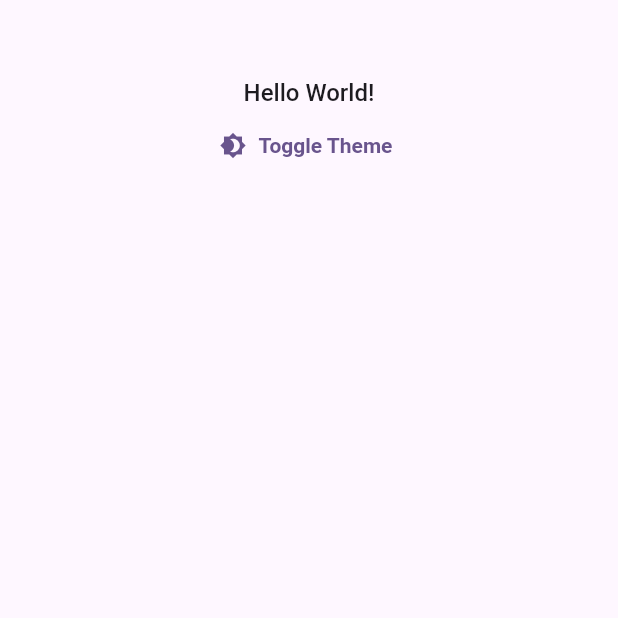
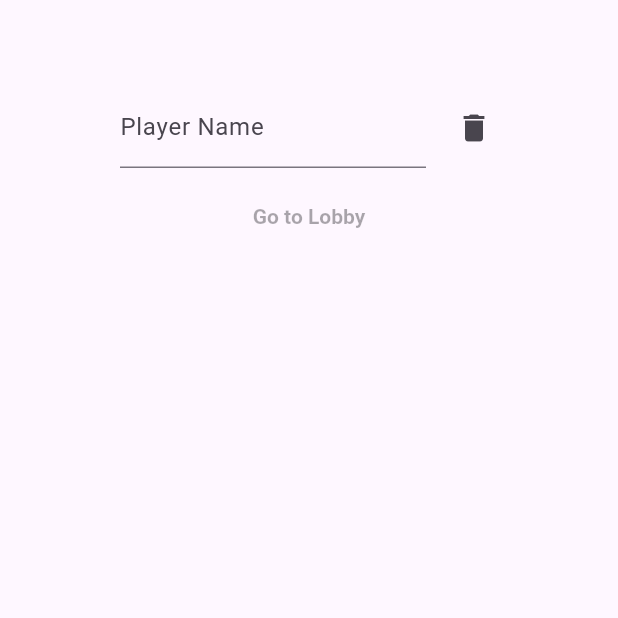
Before and after one commit to GrrravityBusiness/tictactoe, a Flutter app: the screen it shows after launch, on a phone screen of 412 x 824 dp, the top half of it. Run offline on Flutter 3.47's test engine with Material 3 defaults, Android fonts, the phone set to English and light mode, and no system bars; our stand-ins replace bloc, dartz, flutter_bloc, freezed_annotation, get_it, go_router and 1 more; Roboto replaces fonts that are missing (Tilt Neon).

Commit message:
Starting with onboarding feature

```diff
--- /dev/null
+++ b/lib/1-features/0-onboarding/data/dto/player_dto.dart
@@ -0,0 +1,24 @@
+import 'package:freezed_annotation/freezed_annotation.dart';
+import 'package:tictactoe/1-features/0-onboarding/domain/entities/player.dart';
+
+part 'player_dto.freezed.dart';
+part 'player_dto.g.dart';
+
+@freezed
+abstract class PlayerDTO with _$PlayerDTO {
+  const factory PlayerDTO({
+    required String name,
+  }) = _PlayerDTO;
+  const PlayerDTO._();
+
+  factory PlayerDTO.fromJson(Map<String, dynamic> json) =>
+      _$PlayerDTOFromJson(json);
+}
+
+extension OnPlayerDTO on PlayerDTO {
+  Player get toEntity => Player(name: name);
+}
+
+extension OnPlayer on Player {
+  PlayerDTO get toDTO => PlayerDTO(name: name);
+}
--- /dev/null
+++ b/lib/1-features/0-onboarding/domain/entities/player.dart
@@ -0,0 +1,11 @@
+import 'package:freezed_annotation/freezed_annotation.dart';
+
+part 'player.freezed.dart';
+
+@freezed
+abstract class Player with _$Player {
+  const factory Player({
+    required String name,
+  }) = _Player;
+  const Player._();
+}
--- /dev/null
+++ b/lib/1-features/0-onboarding/domain/repositories/player_repository.dart
@@ -0,0 +1,9 @@
+import 'package:dartz/dartz.dart';
+import 'package:tictactoe/1-features/0-onboarding/domain/entities/player.dart';
+import 'package:tictactoe/core/utils/failures.dart';
+
+abstract class PlayerRepository {
+  Future<Either<Failure, bool>> savePlayer({required Player player});
+  Player? loadPlayer();
+  Future<Either<Failure, bool>> deletePlayer();
+}
--- /dev/null
+++ b/lib/1-features/0-onboarding/domain/usecases/player_usecase.dart
@@ -0,0 +1,36 @@
+import 'package:tictactoe/1-features/0-onboarding/domain/entities/player.dart';
+import 'package:tictactoe/1-features/0-onboarding/domain/repositories/player_repository.dart';
+
+class PlayerUseCase {
+  PlayerUseCase({
+    required PlayerRepository playerRepository,
+  }) : _playerRepository = playerRepository;
+
+  final PlayerRepository _playerRepository;
+
+  Future<bool> savePlayer({required String name}) async {
+    final player = await _playerRepository.savePlayer(
+      player: Player(name: name),
+    );
+    return player.fold(
+      // Note: out of simplicity, we return false on failure but we could
+      // handle it differently if needed
+      (failure) => false,
+      (success) => success,
+    );
+  }
+
+  Player? loadPlayer() {
+    return _playerRepository.loadPlayer();
+  }
+
+  Future<bool> deletePlayer() async {
+    final result = await _playerRepository.deletePlayer();
+    return result.fold(
+      // Note: out of simplicity, we return false on failure but we could
+      // handle it differently if needed
+      (failure) => false,
+      (success) => success,
+    );
+  }
+}
--- /dev/null
+++ b/lib/1-features/0-onboarding/presentation/cubit/player_cubit.dart
@@ -0,0 +1,44 @@
+import 'package:bloc/bloc.dart';
+import 'package:tictactoe/1-features/0-onboarding/domain/entities/player.dart';
+import 'package:tictactoe/1-features/0-onboarding/domain/usecases/player_usecase.dart';
+import 'package:tictactoe/1-features/0-onboarding/presentation/cubit/player_state.dart';
+
+class PlayerController extends Cubit<PlayerState> {
+  PlayerController({
+    required PlayerUseCase playerUseCase,
+  }) : _playerUseCase = playerUseCase,
+       super(
+         PlayerState.initial(),
+       ) {
+    loadPlayer();
+  }
+
+  final PlayerUseCase _playerUseCase;
+
+  Future<bool> savePlayer() async {
+    if (state.player == null) {
+      return false;
+    }
+    final name = state.player!.name;
+    final result = await _playerUseCase.savePlayer(name: name);
+    return result;
+  }
+
+  void setPlayer({required String name}) {
+    final player = Player(name: name);
+    emit(state.copyWith(player: player));
+  }
+
+  void loadPlayer() {
+    final player = _playerUseCase.loadPlayer();
+    emit(state.copyWith(player: player));
+  }
+
+  Future<bool> deletePlayer() async {
+    final result = await _playerUseCase.deletePlayer();
+    if (result) {
+      emit(PlayerState.initial());
+    }
+    return result;
+  }
+}
--- /dev/null
+++ b/lib/1-features/0-onboarding/presentation/cubit/player_state.dart
@@ -0,0 +1,15 @@
+import 'package:freezed_annotation/freezed_annotation.dart';
+import 'package:tictactoe/1-features/0-onboarding/domain/entities/player.dart';
+
+part 'player_state.freezed.dart';
+
+@freezed
+abstract class PlayerState with _$PlayerState {
+  const factory PlayerState({
+    required Player? player,
+  }) = _PlayerState;
+
+  factory PlayerState.initial() => const PlayerState(player: null);
+
+  const PlayerState._();
+}
--- /dev/null
+++ b/lib/1-features/0-onboarding/presentation/onboarding_page.dart
@@ -0,0 +1,24 @@
+import 'package:flutter/material.dart';
+import 'package:tictactoe/1-features/0-onboarding/presentation/widget/player_form.dart';
+import 'package:tictactoe/1-features/0-onboarding/presentation/widget/validate_onboarding_button.dart';
+
+class OnboardingPage extends StatelessWidget {
+  const OnboardingPage({super.key});
+
+  @override
+  Widget build(BuildContext context) {
+    return const Scaffold(
+      body: Padding(
+        padding: EdgeInsets.only(top: 50),
+        child: Center(
+          child: Column(
+            children: [
+              PlayerForm(),
+              ValidateOnboardingButton(),
+            ],
+          ),
+        ),
+      ),
+    );
+  }
+}
--- /dev/null
+++ b/lib/1-features/0-onboarding/presentation/widget/player_form.dart
@@ -0,0 +1,37 @@
+import 'package:flutter/material.dart';
+import 'package:flutter_bloc/flutter_bloc.dart';
+import 'package:tictactoe/1-features/0-onboarding/presentation/cubit/player_cubit.dart';
+import 'package:tictactoe/1-features/0-onboarding/presentation/cubit/player_state.dart';
+import 'package:tictactoe/core/services/theme/domain/entities/theme_ext.dart';
+
+class PlayerForm extends StatelessWidget {
+  const PlayerForm({super.key});
+
+  @override
+  Widget build(BuildContext context) {
+    return BlocBuilder<PlayerController, PlayerState>(
+      builder: (context, state) {
+        return Row(
+          mainAxisAlignment: .center,
+          children: [
+            Container(
+              width: 220,
+              height: 70,
+              padding: EdgeInsets.all(context.dsTokens.spacing.medium),
+              child: TextFormField(
+                decoration: const InputDecoration(labelText: 'Player Name'),
+                initialValue: state.player?.name ?? '',
+                onFieldSubmitted: (value) =>
+                    context.read<PlayerController>().setPlayer(name: value),
+              ),
+            ),
+            IconButton(
+              onPressed: context.read<PlayerController>().deletePlayer,
+              icon: const Icon(Icons.delete),
+            ),
+          ],
+        );
+      },
+    );
+  }
+}
--- /dev/null
+++ b/lib/1-features/0-onboarding/presentation/widget/validate_onboarding_button.dart
@@ -0,0 +1,31 @@
+import 'package:flutter/material.dart';
+import 'package:flutter_bloc/flutter_bloc.dart';
+import 'package:go_router/go_router.dart';
+import 'package:tictactoe/1-features/0-onboarding/presentation/cubit/player_cubit.dart';
+import 'package:tictactoe/1-features/0-onboarding/presentation/cubit/player_state.dart';
+import 'package:tictactoe/core/router/routes.dart';
+
+class ValidateOnboardingButton extends StatelessWidget {
+  const ValidateOnboardingButton({
+    super.key,
+  });
+
+  @override
+  Widget build(BuildContext context) {
+    return BlocBuilder<PlayerController, PlayerState>(
+      builder: (context, state) {
+        return TextButton(
+          onPressed: state.player != null
+              ? () async {
+                  await context.read<PlayerController>().savePlayer();
+                  if (context.mounted) {
+                    context.go(AppRoutes.lobby);
+                  }
+                }
+              : null,
+          child: const Text('Go to Lobby'),
+        );
+      },
+    );
+  }
+}
--- a/lib/core/router/app_navigator.dart
+++ b/lib/core/router/app_navigator.dart
@@ -1,5 +1,8 @@
 import 'package:flutter/material.dart';
+import 'package:flutter_bloc/flutter_bloc.dart';
 import 'package:go_router/go_router.dart';
+import 'package:tictactoe/1-features/0-onboarding/presentation/cubit/player_cubit.dart';
+import 'package:tictactoe/1-features/0-onboarding/presentation/onboarding_page.dart';
 import 'package:tictactoe/1-features/1-lobby/presentation/lobby_page.dart';
 import 'package:tictactoe/core/router/routes.dart';
 
@@ -15,7 +18,24 @@ class AppNavigator {
             return const LobbyPage();
           },
         ),
+        GoRoute(
+          path: AppRoutes.onboarding,
+          builder: (context, state) {
+            return const OnboardingPage();
+          },
+        ),
       ],
+      redirect: (context, state) {
+        final location = state.uri.path;
+
+        if (location != AppRoutes.onboarding) {
+          final playerState = context.read<PlayerController>().state;
+          if (playerState.player == null) {
+            return AppRoutes.onboarding;
+          }
+        }
+        return null;
+      },
     );
   }
 }
--- a/lib/core/router/routes.dart
+++ b/lib/core/router/routes.dart
@@ -2,4 +2,5 @@ class AppRoutes {
   static String get initialRoute => lobby;
 
   static const String lobby = '/lobby';
+  static const String onboarding = '/onboarding';
 }
--- a/lib/core/utils/failures.dart
+++ b/lib/core/utils/failures.dart
@@ -49,6 +49,9 @@ abstract class Failure with _$Failure implements Exception {
     try {
       final result = await call();
       return right(result);
+    } on FormatException catch (e, s) {
+      Logger.e(e, stackTrace: s);
+      return left(const Failure.badRequest());
     } on Failure catch (e) {
       return left(e);
     } on Exception catch (e, s) {
--- a/lib/main.dart
+++ b/lib/main.dart
@@ -1,10 +1,15 @@
 import 'package:flutter/material.dart';
 import 'package:flutter_bloc/flutter_bloc.dart';
+import 'package:tictactoe/1-features/0-onboarding/domain/usecases/player_usecase.dart';
+import 'package:tictactoe/1-features/0-onboarding/presentation/cubit/player_cubit.dart';
 import 'package:tictactoe/core/router/app_navigator.dart';
+import 'package:tictactoe/core/services/dependency_injection/dependency_injection.dart';
 import 'package:tictactoe/core/services/theme/presentation/cubit/theme_cubit.dart';
 import 'package:tictactoe/core/services/theme/presentation/cubit/theme_state.dart';
 
-void main() {
+Future<void> main() async {
+  WidgetsFlutterBinding.ensureInitialized();
+  await initDependencies();
   runApp(const MainApp());
 }
 
@@ -13,8 +18,17 @@ class MainApp extends StatelessWidget {
 
   @override
   Widget build(BuildContext context) {
-    return BlocProvider(
-      create: (context) => ThemeController(),
+    return MultiBlocProvider(
+      providers: [
+        BlocProvider<ThemeController>(
+          create: (context) => ThemeController(),
+        ),
+        BlocProvider<PlayerController>(
+          create: (context) => PlayerController(
+            playerUseCase: getIt<PlayerUseCase>(),
+          ),
+        ),
+      ],
       child: BlocBuilder<ThemeController, ThemeState>(
         builder: (context, state) {
           return MaterialApp.router(
```
Also changed, not shown: lib/1-features/0-onboarding/data/datasource/local_player_datasource.dart (added, +37 -0 lines), lib/1-features/0-onboarding/data/reporitory_impl/player_repository_impl.dart (added, +29 -0 lines), lib/1-features/0-onboarding/onboarding_dep.dart (added, +27 -0 lines), lib/core/services/dependency_injection/database_dependency.dart (added, +14 -0 lines), lib/core/services/dependency_injection/dependency_injection.dart (added, +11 -0 lines), lib/1-features/0-onboarding/data/dto/player_dto.freezed.dart (added), lib/1-features/0-onboarding/data/dto/player_dto.g.dart (added), lib/1-features/0-onboarding/domain/entities/player.freezed.dart (added), lib/1-features/0-onboarding/presentation/cubit/player_state.freezed.dart (added).
